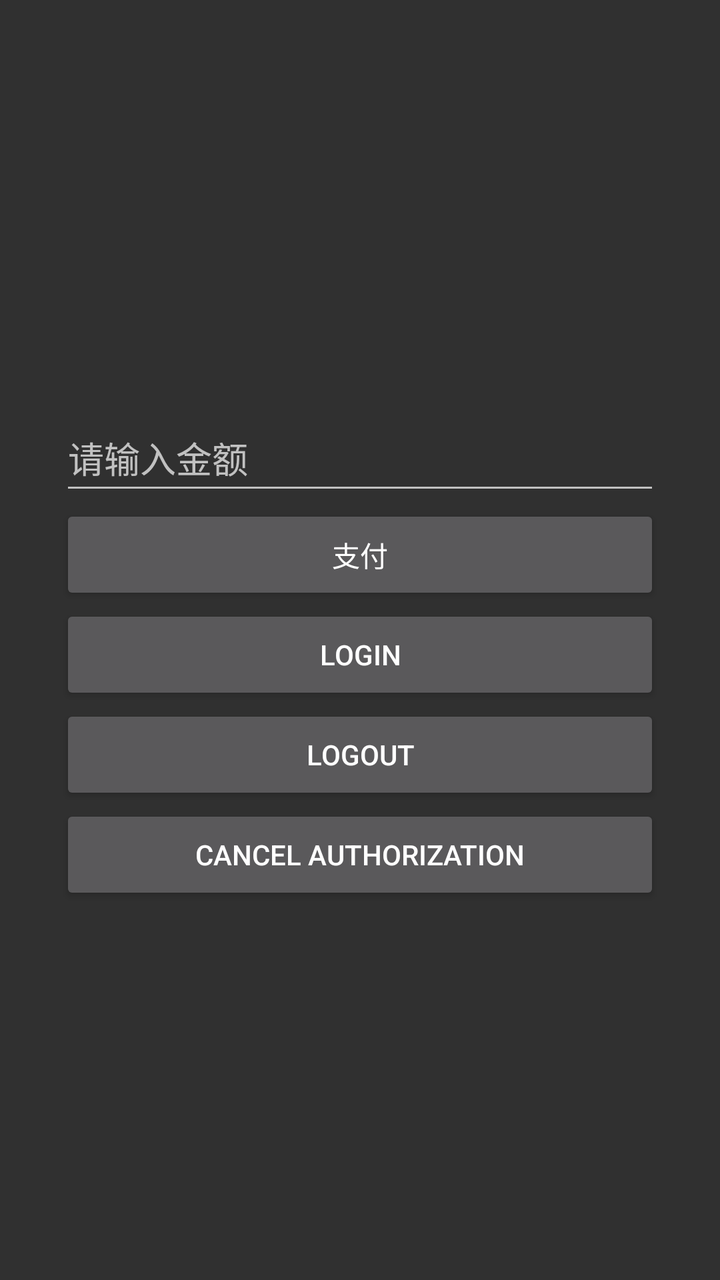
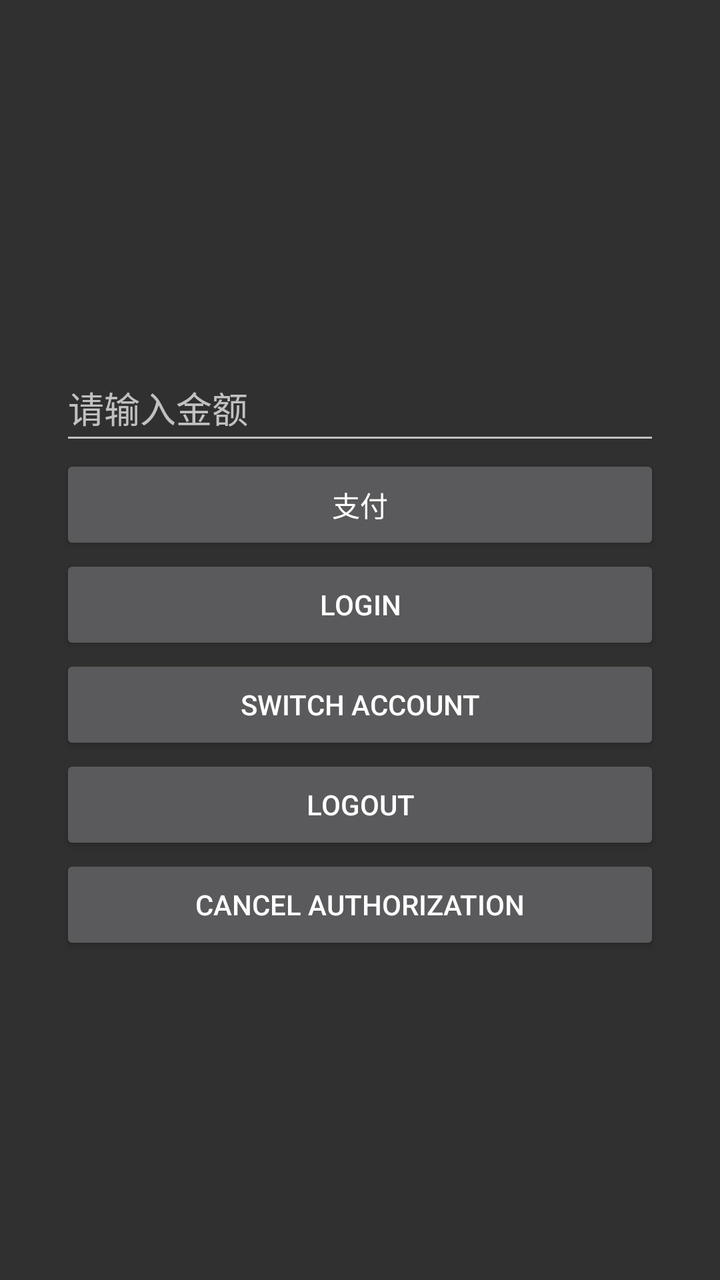

Compare the two renders of this Android layout. The source of the first and the diff that turns it into the second are given below.
<!-- AndroidManifest.xml: application theme Theme.AppCompat -->
<!-- res/layout/activity_main.xml -->
<?xml version="1.0" encoding="utf-8"?>

<ScrollView xmlns:android="http://schemas.android.com/apk/res/android"
    xmlns:app="http://schemas.android.com/apk/res-auto"
    xmlns:tools="http://schemas.android.com/tools"
    android:layout_width="match_parent"
    android:layout_height="match_parent"
    tools:context=".MainActivity">

    <LinearLayout
        android:layout_width="match_parent"
        android:layout_height="wrap_content"
        android:gravity="center"
        android:layout_gravity="center"
        android:orientation="vertical">


        <EditText
            android:id="@+id/test_pay_input"
            android:layout_width="300dp"
            android:layout_height="50dp"
            android:layout_marginTop="15dp"
            android:hint="请输入金额" />

        <Button
            android:id="@+id/test_pay"
            android:layout_width="300dp"
            android:layout_height="50dp"
            android:text="支付" />

        <Button
            android:id="@+id/login"
            android:layout_width="300dp"
            android:layout_height="50dp"
            android:text="LOGIN"/>
        <Button
            android:id="@+id/logout"
            android:layout_width="300dp"
            android:layout_height="50dp"
            android:text="Logout"/>
        <Button
            android:id="@+id/cancel_authorization"
            android:layout_width="300dp"
            android:layout_height="50dp"
            android:text="Cancel Authorization"/>

    </LinearLayout>

</ScrollView>
<!-- resources referenced by this layout -->
<resources>

</resources>

<!-- the commit's change to res/layout/activity_main.xml (unified diff, before → after) -->
@@ -34,6 +34,11 @@
             android:layout_height="50dp"
             android:text="LOGIN"/>
         <Button
+            android:id="@+id/switchAccount"
+            android:layout_width="300dp"
+            android:layout_height="50dp"
+            android:text="Switch Account"/>
+        <Button
             android:id="@+id/logout"
             android:layout_width="300dp"
             android:layout_height="50dp"
